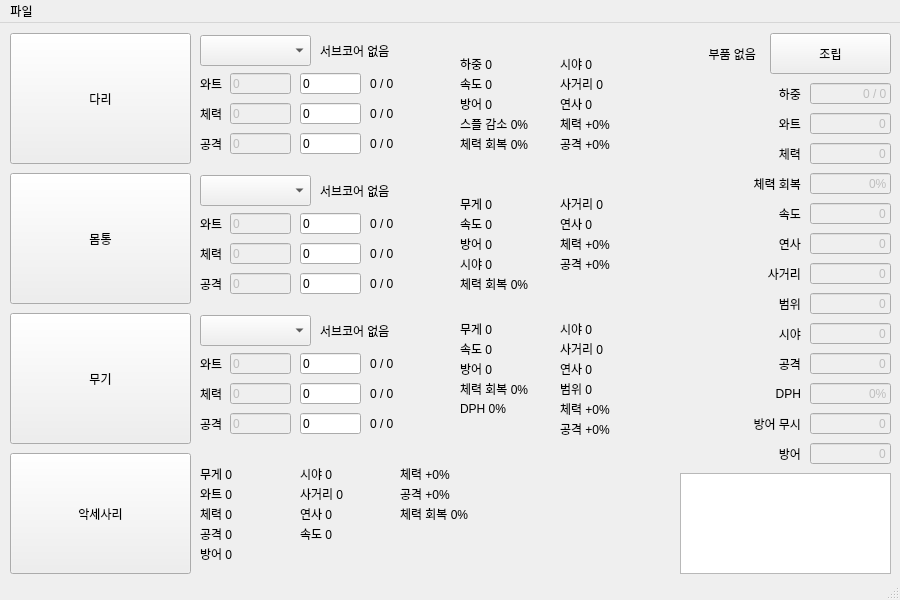
Old version of the form calculator.ui in the repository ThunderVolt45/Nova-Parts-Calculator-Python.
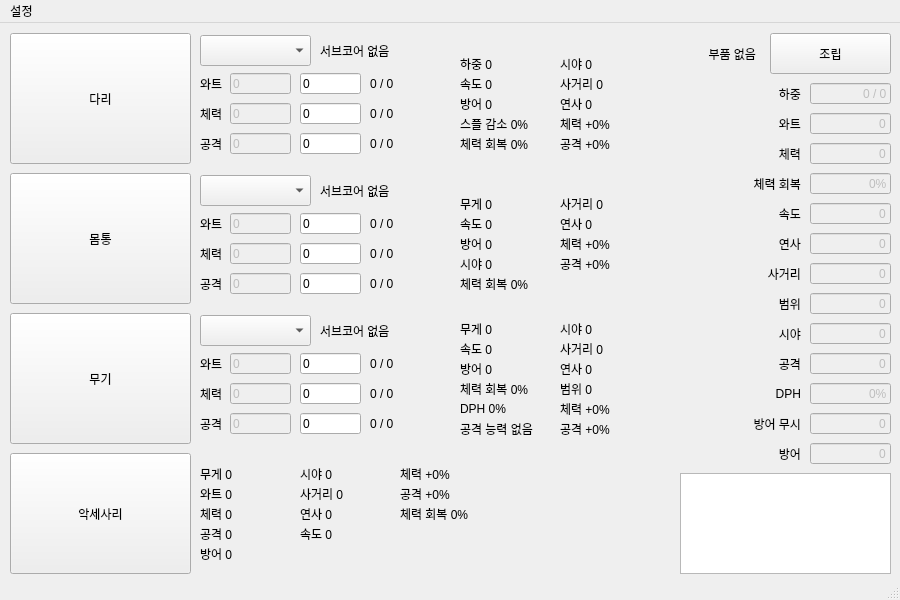
New version of the form.

Commit message: JSON 파일 형식 수정

Patch:
```diff
--- a/calculator.ui
+++ b/calculator.ui
@@ -2027,6 +2027,22 @@
      <bool>true</bool>
     </property>
    </widget>
+   <widget class="QLabel" name="Weapon_attack">
+    <property name="geometry">
+     <rect>
+      <x>460</x>
+      <y>395</y>
+      <width>81</width>
+      <height>21</height>
+     </rect>
+    </property>
+    <property name="text">
+     <string>공격 능력 없음</string>
+    </property>
+    <property name="buddy">
+     <cstring>Leg_wattBase</cstring>
+    </property>
+   </widget>
   </widget>
   <widget class="QMenuBar" name="menubar">
    <property name="geometry">
@@ -2039,7 +2055,7 @@
    </property>
    <widget class="QMenu" name="menu">
     <property name="title">
-     <string>파일</string>
+     <string>설정</string>
     </property>
    </widget>
    <addaction name="menu"/>
```
Left out of the diff: 12 changed lines with no effect on the pictures. The commit also changes 11 other files.
